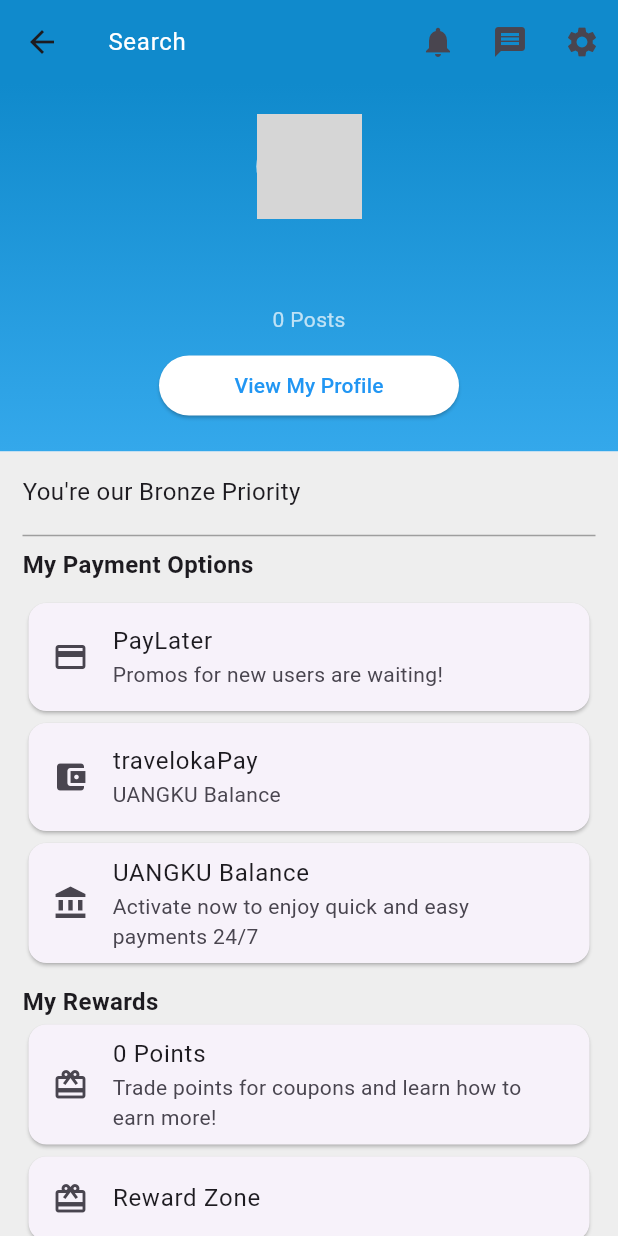
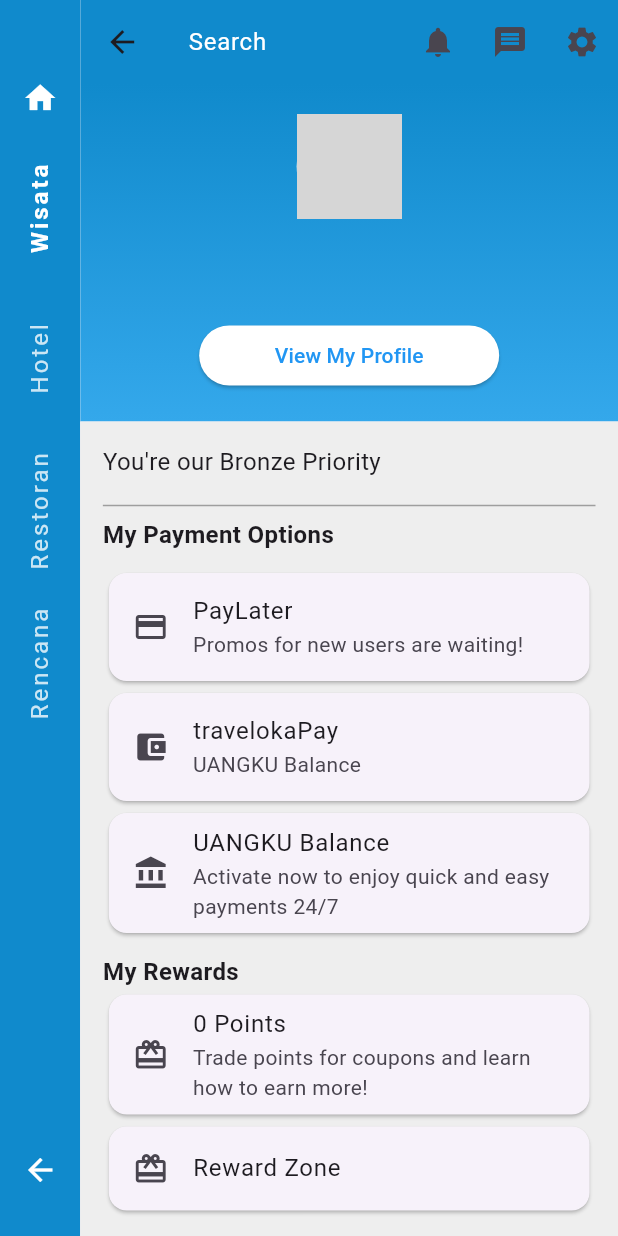
Before and after one commit to FallenTeen/MaxTrip, a Flutter app: the screen it shows once a user with an empty profile is signed in, after a tap on the "home" icon, on a phone screen of 412 x 824 dp. Run offline on Flutter 3.47's test engine with Material 3 defaults, Android fonts, the phone set to English and light mode, and no system bars; our stand-ins replace firebase_auth, firebase_core, flutter_rating_bar, google_sign_in; accounts and stored records are empty; network calls fail; grey boxes are pictures that could not be loaded.

Commit message:
benerna sidebar

```diff
--- a/lib/screens/profile_screen.dart
+++ b/lib/screens/profile_screen.dart
@@ -1,6 +1,7 @@
 import 'package:flutter/material.dart';
 import 'package:firebase_auth/firebase_auth.dart';
 import 'package:maxtrip/halaman/authpage.dart';
+import 'package:maxtrip/screens/rencana_screen.dart';
 
 class DashboardProfile extends StatelessWidget {
   static const routeName = '/profile';
@@ -87,16 +88,16 @@
                       color: Colors.white70,
                     ),
                   ),
-                  Text(
-                    "0 Posts",
-                    style: TextStyle(
-                      fontSize: 14,
-                      color: Colors.white70,
-                    ),
-                  ),
                   SizedBox(height: 10),
                   ElevatedButton(
-                    onPressed: () {},
+                    onPressed: () {
+                      Navigator.push(
+                        context,
+                        MaterialPageRoute(
+                            builder: (context) =>
+                                RencanaScreen()), // Ganti dengan ProfileScreen
+                      );
+                    },
                     child: Text("View My Profile"),
                     style: ElevatedButton.styleFrom(
                       minimumSize:
--- a/lib/widgets/side_bar.dart
+++ b/lib/widgets/side_bar.dart
@@ -26,7 +26,6 @@
     {'title': 'Hotel', 'routeName': '/hotels'},
     {'title': 'Restoran', 'routeName': '/restaurants'},
     {'title': 'Rencana', 'routeName': '/rencanas'},
-    {'title': 'Profile', 'routeName': '/profile'},
   ];
 
   int sideBarIndex = 0;
@@ -44,14 +43,10 @@
             tooltip: 'Home',
             onPressed: () {
               setState(() {
-                // Update navigation to profile_screen.dart
-                Navigator.push(
-                  context,
-                  MaterialPageRoute(
-                      builder: (context) =>
-                          DashboardProfile()), // Ganti dengan ProfileScreen
-                );
+                sideBarIndex = 0; // Update sideBarIndex to 0
               });
+              widget.navigator.currentState!
+                  .pushNamed('/profile'); // Navigate to /profile route
             },
           ),
           ListView.builder(
```
